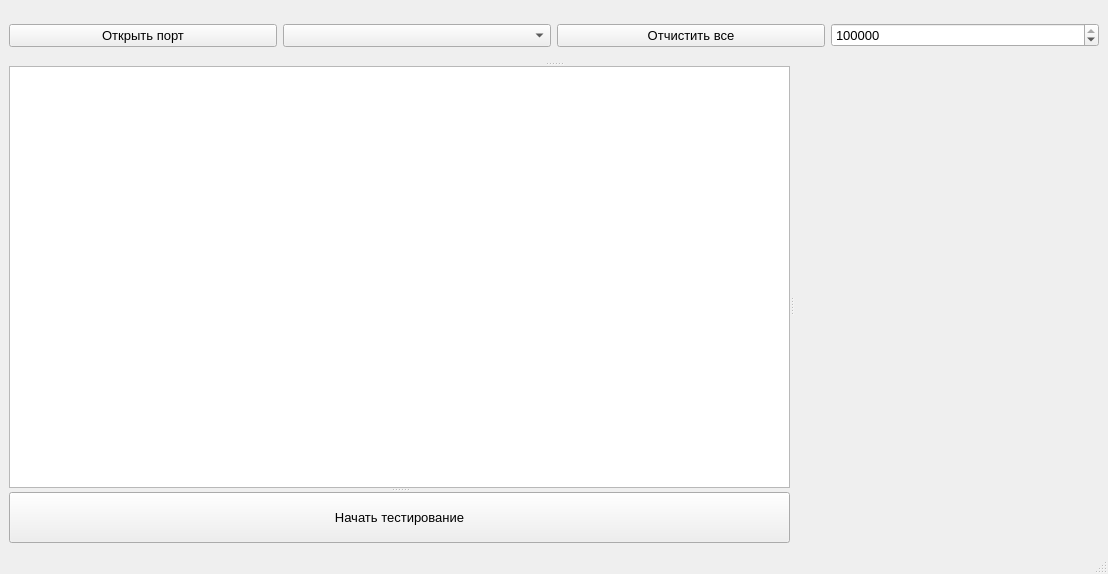
Before: the Qt Designer form PC/mainwindow.ui in Gessan29/Test_Stand_Gas_Analyzer, drawn with Qt 5.
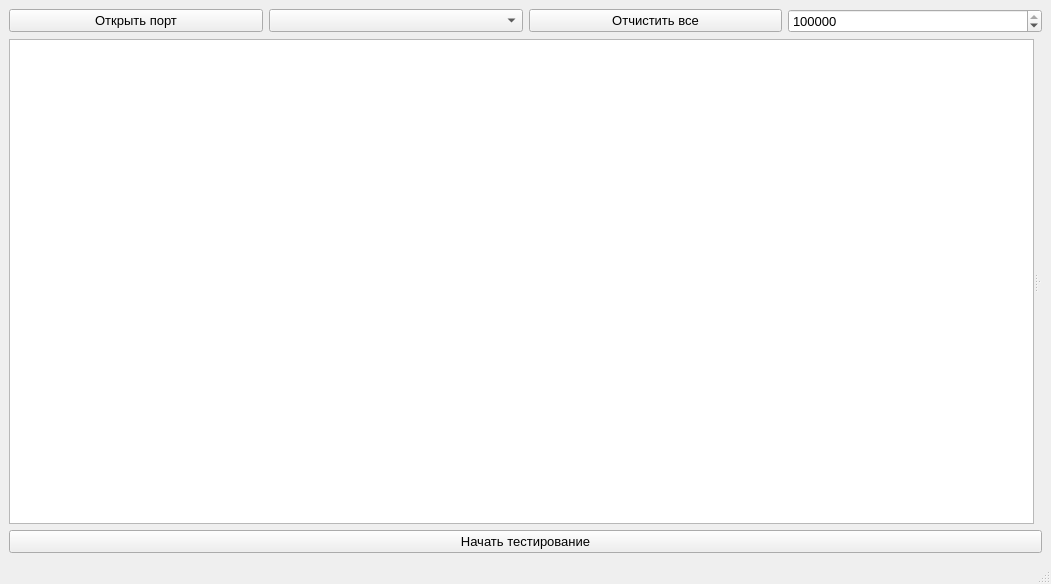
After: the same form once the commit is applied. Custom widgets are drawn as their Qt base class.

Commit message:
Добавил второй график
Добавил второй график для отображения  двух сигналов. Первый (верхний) будет выводить форму трапеции (идиальный) , т.е. тот который должен быть в работающем устройстве. Второй график (нижний) для отображения измеренного сигнала. Пока что планируется, что оба графика будет сравнивать человек визуально. В дальнейшем возможно прикрутить туда математику, чтобы алгоритм сам сравнивал сигналы и проверял допустимая ли норма у снятого сигнала.

Diff of the .ui file:
```diff
--- a/PC/mainwindow.ui
+++ b/PC/mainwindow.ui
@@ -6,8 +6,8 @@
    <rect>
     <x>0</x>
     <y>0</y>
-    <width>1108</width>
-    <height>574</height>
+    <width>1051</width>
+    <height>584</height>
    </rect>
   </property>
   <property name="windowTitle">
@@ -15,14 +15,22 @@
   </property>
   <widget class="QWidget" name="centralwidget">
    <layout class="QGridLayout" name="gridLayout">
+    <item row="2" column="0" colspan="4">
+     <widget class="QPushButton" name="pushButton">
+      <property name="enabled">
+       <bool>true</bool>
+      </property>
+      <property name="font">
+       <font>
+        <pointsize>10</pointsize>
+       </font>
+      </property>
+      <property name="text">
+       <string>Начать тестирование</string>
+      </property>
+     </widget>
+    </item>
     <item row="0" column="0">
-     <widget class="QSplitter" name="splitter_3">
-      <property name="orientation">
-       <enum>Qt::Vertical</enum>
-      </property>
-      <widget class="QWidget" name="">
-       <layout class="QHBoxLayout" name="horizontalLayout">
-        <item>
          <widget class="QPushButton" name="pbOpen">
           <property name="font">
            <font>
@@ -34,7 +42,7 @@
           </property>
          </widget>
         </item>
-        <item>
+    <item row="0" column="1">
          <widget class="uart" name="cmbxComPort">
           <property name="font">
            <font>
@@ -43,7 +51,7 @@
           </property>
          </widget>
         </item>
-        <item>
+    <item row="0" column="2">
          <widget class="QPushButton" name="cleabutt">
           <property name="font">
            <font>
@@ -55,7 +63,7 @@
           </property>
          </widget>
         </item>
-        <item>
+    <item row="0" column="3">
          <widget class="QSpinBox" name="sbxBaudrate">
           <property name="font">
            <font>
@@ -82,16 +90,11 @@
           </property>
          </widget>
         </item>
-       </layout>
-      </widget>
+    <item row="1" column="0" colspan="4">
       <widget class="QSplitter" name="splitter_2">
        <property name="orientation">
         <enum>Qt::Horizontal</enum>
        </property>
-       <widget class="QSplitter" name="splitter">
-        <property name="orientation">
-         <enum>Qt::Vertical</enum>
-        </property>
         <widget class="QPlainTextEdit" name="plainTextEdit">
          <property name="maximumSize">
           <size>
@@ -108,21 +111,45 @@
           <bool>true</bool>
          </property>
         </widget>
-        <widget class="QPushButton" name="pushButton">
-         <property name="font">
-          <font>
-           <pointsize>10</pointsize>
-          </font>
-         </property>
-         <property name="text">
-          <string>Начать тестирование</string>
-         </property>
-        </widget>
-       </widget>
+      <widget class="QSplitter" name="splitter">
+       <property name="orientation">
+        <enum>Qt::Vertical</enum>
+       </property>
        <widget class="QCustomPlot" name="customPlot" native="true">
         <property name="enabled">
          <bool>true</bool>
         </property>
+        <widget class="QLabel" name="label">
+         <property name="geometry">
+          <rect>
+           <x>160</x>
+           <y>0</y>
+           <width>241</width>
+           <height>20</height>
+          </rect>
+         </property>
+         <property name="text">
+          <string>Выставленный сигнал (идиализированный) </string>
+         </property>
+        </widget>
+       </widget>
+       <widget class="QCustomPlot" name="customPlot_2" native="true">
+        <property name="enabled">
+         <bool>true</bool>
+        </property>
+        <widget class="QLabel" name="label_2">
+         <property name="geometry">
+          <rect>
+           <x>220</x>
+           <y>0</y>
+           <width>121</width>
+           <height>20</height>
+          </rect>
+         </property>
+         <property name="text">
+          <string>Полученный сигнал</string>
+         </property>
+        </widget>
        </widget>
       </widget>
      </widget>
```
Left out of the diff: 2 changed lines with no effect on the pictures. Lines whose indentation alone changed are shown as unchanged. The commit also changes 2 other files.
